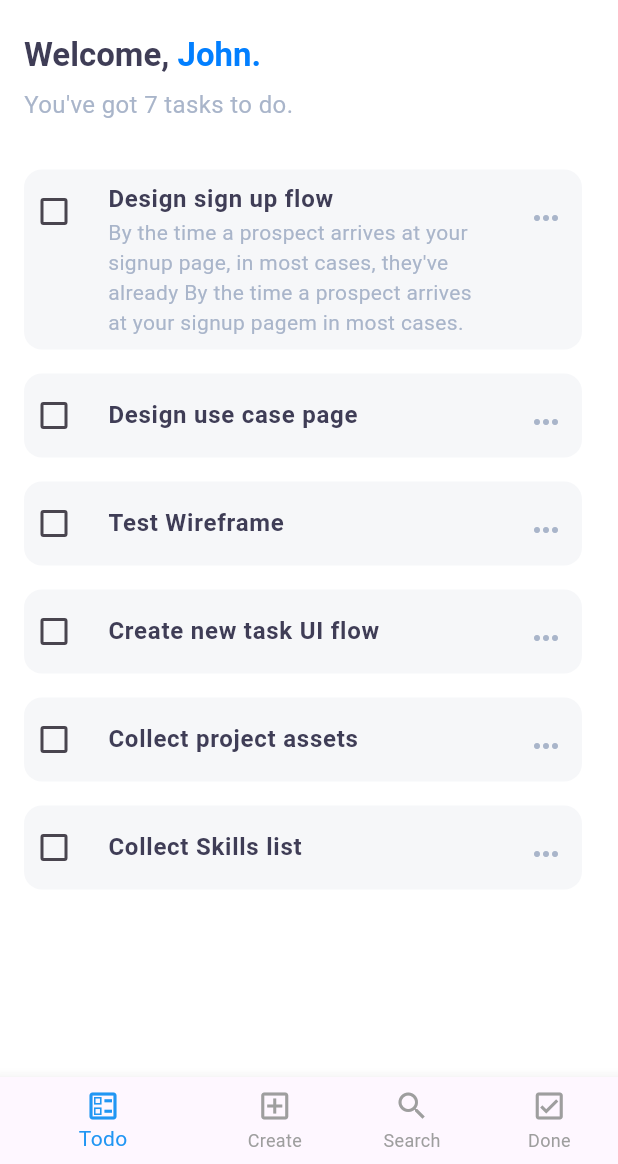
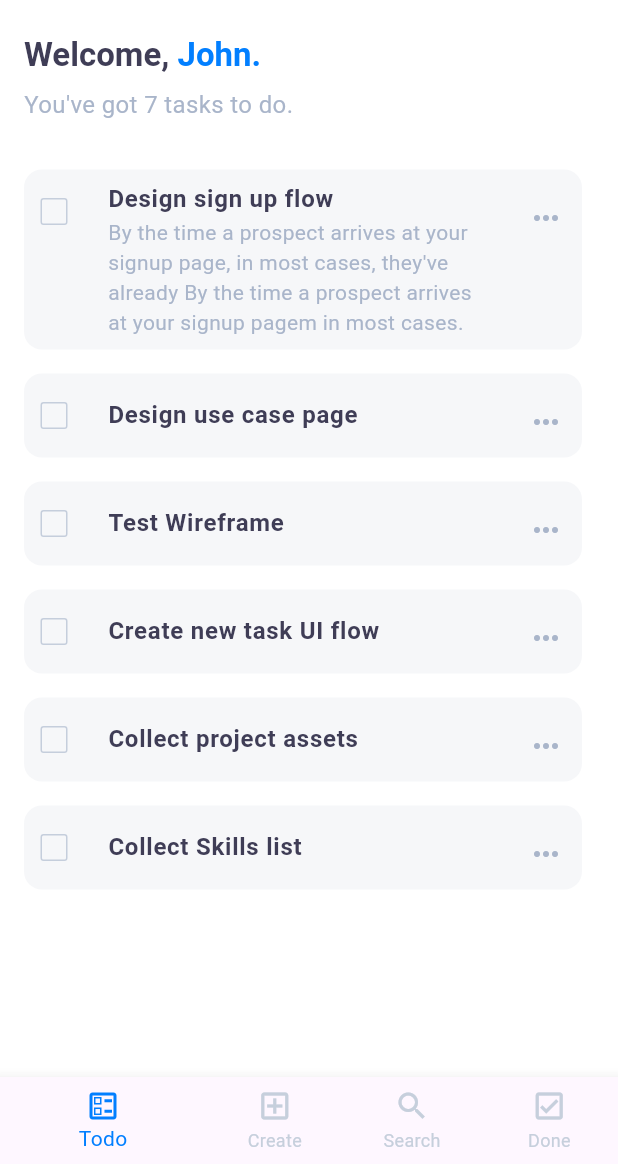
Before and after one commit to WemersonDamasceno/Taski, a Flutter app: the screen it shows after launch, on a phone screen of 412 x 824 dp, the part 72-1236 px from its top. Run offline on Flutter 3.47's test engine with Material 3 defaults, Android fonts, the phone set to English and light mode, and no system bars; network calls fail.

Commit message:
refactor: adjuste in app colors

```diff
--- a/lib/src/core/constants/app_colors.dart
+++ b/lib/src/core/constants/app_colors.dart
@@ -7,4 +7,7 @@ class AppColors {
   static const backgroundScreen = Color(0xFFffffff);
   static const backgroundCard = Color(0xFFf6f7f9);
   static const descriptionColor = Color(0xFFa9b5ca);
+
+  static const disableItems = Color(0xFFc6cfdc);
+  static const checkboxBorder = Color(0xFFc5cedc);
 }
--- a/lib/src/list_task/presentation/view/list_task_view.dart
+++ b/lib/src/list_task/presentation/view/list_task_view.dart
@@ -96,8 +96,8 @@ class TaskListView extends StatelessWidget {
       bottomNavigationBar: BottomNavigationBar(
         currentIndex: 0,
         enableFeedback: true,
-        selectedItemColor: Colors.blue,
-        unselectedItemColor: Colors.grey,
+        selectedItemColor: AppColors.primaryColor,
+        unselectedItemColor: AppColors.disableItems,
         showSelectedLabels: true,
         showUnselectedLabels: true,
         items: const [
--- a/lib/src/list_task/presentation/widgets/task_item_widget.dart
+++ b/lib/src/list_task/presentation/widgets/task_item_widget.dart
@@ -19,7 +19,7 @@ class TaskItemWidget extends StatelessWidget {
         titleAlignment: ListTileTitleAlignment.top,
         leading: Checkbox(
           visualDensity: VisualDensity.compact,
-          activeColor: AppColors.primaryColor,
+          side: const BorderSide(color: AppColors.checkboxBorder),
           value: task.isCompleted,
           onChanged: (_) => onToggle(),
         ),
```
